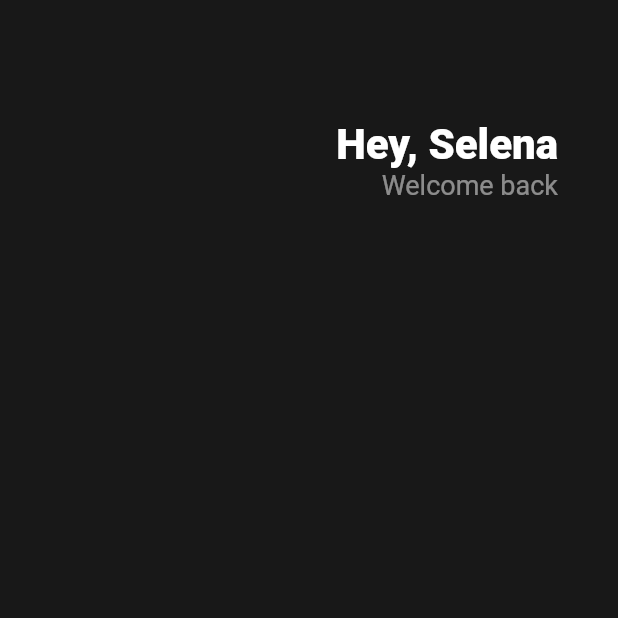
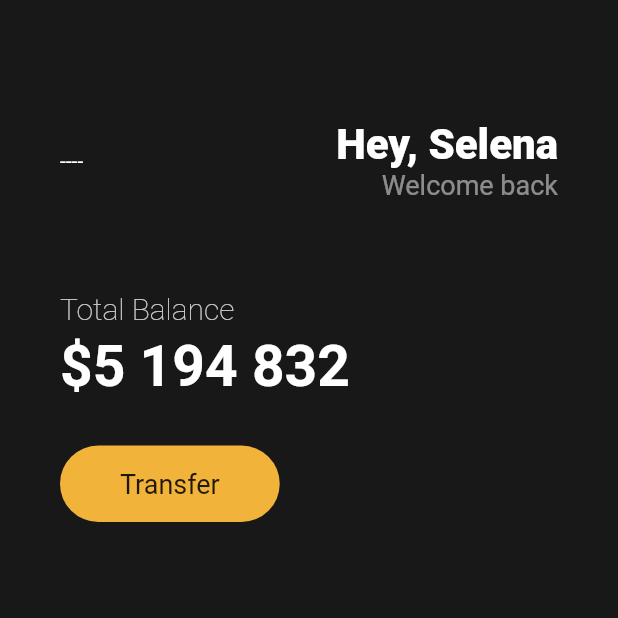
Before and after one commit to helious23/toonflix, a Flutter app: the screen it shows after launch, on a phone screen of 412 x 824 dp, the top half of it. Run offline on Flutter 3.47's test engine with Material 2 defaults, Android fonts, the phone set to English and light mode, and no system bars.

Commit message:
Buttons Section

```diff
--- a/lib/main.dart
+++ b/lib/main.dart
@@ -15,13 +15,24 @@ class App extends StatelessWidget {
               horizontal: 40,
             ),
             child: Column(
+              crossAxisAlignment: CrossAxisAlignment.start,
               children: [
                 const SizedBox(
                   height: 80,
                 ),
                 Row(
-                  mainAxisAlignment: MainAxisAlignment.end,
+                  mainAxisAlignment: MainAxisAlignment.spaceBetween,
                   children: [
+                    Column(
+                      children: const [
+                        Text(
+                          "----",
+                          style: TextStyle(
+                            color: Colors.white,
+                          ),
+                        )
+                      ],
+                    ),
                     Column(
                       crossAxisAlignment: CrossAxisAlignment.end,
                       children: [
@@ -43,6 +54,54 @@ class App extends StatelessWidget {
                       ],
                     )
                   ],
+                ),
+                const SizedBox(
+                  height: 60,
+                ),
+                Text(
+                  "Total Balance",
+                  style: TextStyle(
+                    color: Colors.white.withOpacity(0.8),
+                    fontSize: 20,
+                    fontWeight: FontWeight.w200,
+                  ),
+                ),
+                const SizedBox(
+                  height: 5,
+                ),
+                const Text(
+                  "\$5 194 832",
+                  style: TextStyle(
+                    color: Colors.white,
+                    fontSize: 38,
+                    fontWeight: FontWeight.w600,
+                  ),
+                ),
+                const SizedBox(
+                  height: 30,
+                ),
+                Row(
+                  children: [
+                    Container(
+                      decoration: BoxDecoration(
+                        color: const Color(0xFFF2B33A),
+                        borderRadius: BorderRadius.circular(45),
+                      ),
+                      child: const Padding(
+                        padding: EdgeInsets.symmetric(
+                          vertical: 15,
+                          horizontal: 40,
+                        ),
+                        child: Text(
+                          "Transfer",
+                          style: TextStyle(
+                            fontSize: 18,
+                            fontWeight: FontWeight.w400,
+                          ),
+                        ),
+                      ),
+                    )
+                  ],
                 )
               ],
             ),
```
